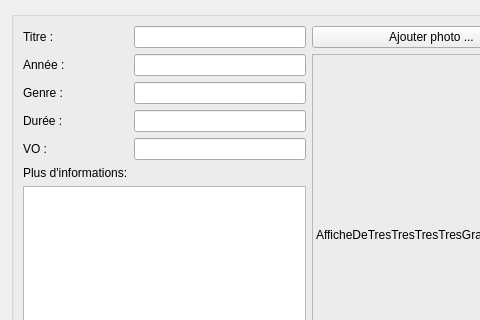
This is Application/Interface/ajouterfilm.ui in formationc-aelion/ProjectEquipe1 as Qt 5 draws it before an edit; both pictures show x 0 to 480 and y 0 to 320 of the 574 by 466 pixel window. The edited form follows.
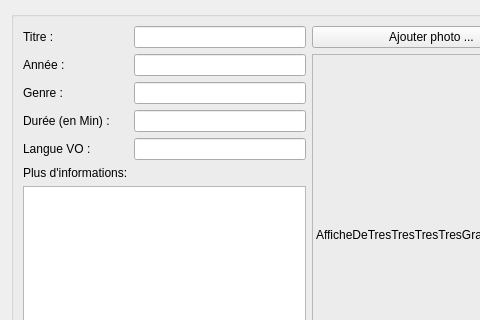
This is the edited form.

Patch:
```diff
--- a/Application/Interface/ajouterfilm.ui
+++ b/Application/Interface/ajouterfilm.ui
@@ -23,7 +23,7 @@
       <item row="3" column="0">
        <widget class="QLabel" name="lbAjoutDuree">
         <property name="text">
-         <string>Durée :</string>
+         <string>Durée (en Min) :</string>
         </property>
        </widget>
       </item>
@@ -66,7 +66,7 @@
       <item row="4" column="0">
        <widget class="QLabel" name="lbAjoutVO">
         <property name="text">
-         <string>VO :</string>
+         <string>Langue VO :</string>
         </property>
        </widget>
       </item>
```
